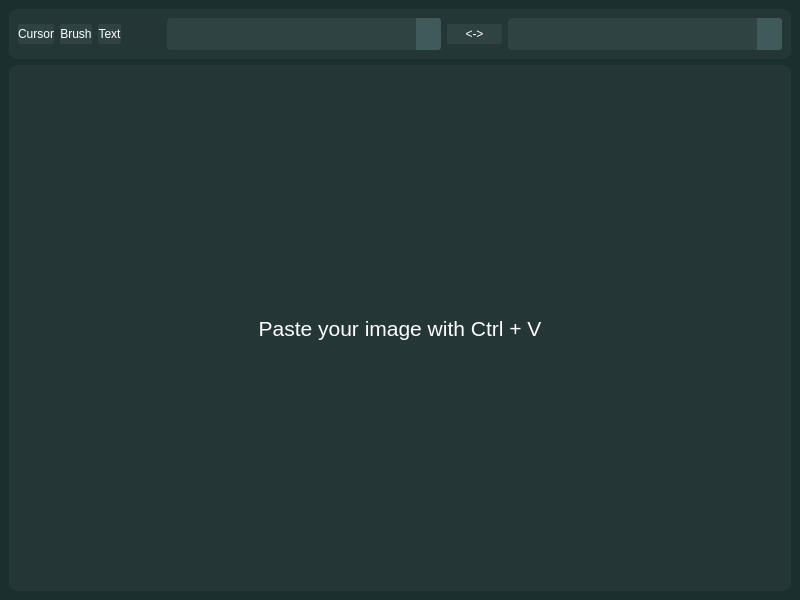
Before: the Qt Designer form fit.ui in setbe/fast-image-translate, drawn with Qt 5.
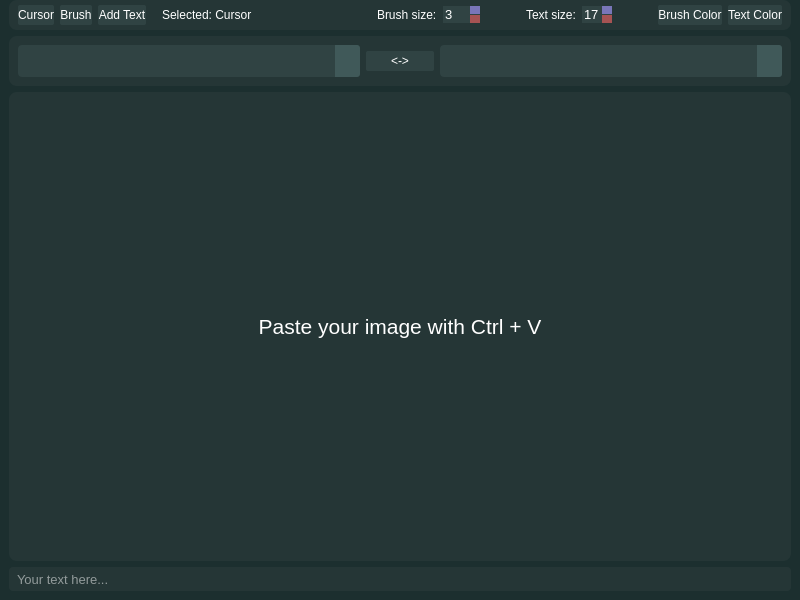
After: the same form once the commit is applied.

Commit message: translanting, whole GUI

```diff
--- a/fit.ui
+++ b/fit.ui
@@ -10,6 +10,12 @@
     <height>600</height>
    </rect>
   </property>
+  <property name="minimumSize">
+   <size>
+    <width>0</width>
+    <height>0</height>
+   </size>
+  </property>
   <property name="windowTitle">
    <string>FIT - Fast Image Translate</string>
   </property>
@@ -67,16 +73,48 @@
 
 QLabel {
 	color: white;
-}</string>
+}
+
+QSpinBox {
+	background: #304343;
+	color: white;
+	border: 0px;
+}
+
+QSpinBox::up-button {
+	background: #7976B8;
+	color: white;
+	border: 0px;
+	width: 10px;
+}
+
+QSpinBox::down-button {
+	background: #A65353;
+	color: white;
+	border: 0px;
+	width: 10px;
+}
+
+QLineEdit {
+	background: #253636;
+	color: white;
+	padding-left: 6px;
+	border-radius: 4px;
+	border: 0px;
+}
+</string>
   </property>
   <widget class="QWidget" name="centralwidget">
    <layout class="QVBoxLayout" name="verticalLayout">
+    <property name="topMargin">
+     <number>0</number>
+    </property>
     <item>
-     <widget class="QFrame" name="frame_2">
+     <widget class="QFrame" name="frame_4">
       <property name="maximumSize">
        <size>
         <width>16777215</width>
-        <height>50</height>
+        <height>30</height>
        </size>
       </property>
       <property name="frameShape">
@@ -85,7 +123,13 @@
       <property name="frameShadow">
        <enum>QFrame::Raised</enum>
       </property>
-      <layout class="QHBoxLayout" name="horizontalLayout" stretch="0,0,5,1,5">
+      <layout class="QHBoxLayout" name="horizontalLayout_3">
+       <property name="topMargin">
+        <number>0</number>
+       </property>
+       <property name="bottomMargin">
+        <number>0</number>
+       </property>
        <item>
         <widget class="QFrame" name="frame_3">
          <property name="maximumSize">
@@ -130,18 +174,82 @@
           <item>
            <widget class="QPushButton" name="btn_text">
             <property name="text">
-             <string>Text</string>
+             <string>Add Text</string>
             </property>
            </widget>
           </item>
          </layout>
         </widget>
        </item>
+       <item>
+        <spacer name="horizontalSpacer_4">
+         <property name="orientation">
+          <enum>Qt::Horizontal</enum>
+         </property>
+         <property name="sizeType">
+          <enum>QSizePolicy::Fixed</enum>
+         </property>
+         <property name="sizeHint" stdset="0">
+          <size>
+           <width>10</width>
+           <height>20</height>
+          </size>
+         </property>
+        </spacer>
+       </item>
+       <item>
+        <widget class="QLabel" name="label_tool">
+         <property name="text">
+          <string>Selected: Cursor</string>
+         </property>
+        </widget>
+       </item>
+       <item>
+        <spacer name="horizontalSpacer_2">
+         <property name="orientation">
+          <enum>Qt::Horizontal</enum>
+         </property>
+         <property name="sizeHint" stdset="0">
+          <size>
+           <width>40</width>
+           <height>20</height>
+          </size>
+         </property>
+        </spacer>
+       </item>
+       <item>
+        <widget class="QLabel" name="label_2">
+         <property name="text">
+          <string>Brush size:</string>
+         </property>
+        </widget>
+       </item>
+       <item>
+        <widget class="QSpinBox" name="brush_size">
+         <property name="font">
+          <font>
+           <pointsize>10</pointsize>
+          </font>
+         </property>
+         <property name="minimum">
+          <number>1</number>
+         </property>
+         <property name="maximum">
+          <number>100</number>
+         </property>
+         <property name="value">
+          <number>3</number>
+         </property>
+        </widget>
+       </item>
        <item>
         <spacer name="horizontalSpacer">
          <property name="orientation">
           <enum>Qt::Horizontal</enum>
          </property>
+         <property name="sizeType">
+          <enum>QSizePolicy::Fixed</enum>
+         </property>
          <property name="sizeHint" stdset="0">
           <size>
            <width>40</width>
@@ -150,6 +258,79 @@
          </property>
         </spacer>
        </item>
+       <item>
+        <widget class="QLabel" name="label_3">
+         <property name="text">
+          <string>Text size:</string>
+         </property>
+        </widget>
+       </item>
+       <item>
+        <widget class="QSpinBox" name="text_size">
+         <property name="font">
+          <font>
+           <pointsize>10</pointsize>
+          </font>
+         </property>
+         <property name="minimum">
+          <number>8</number>
+         </property>
+         <property name="maximum">
+          <number>80</number>
+         </property>
+         <property name="value">
+          <number>17</number>
+         </property>
+        </widget>
+       </item>
+       <item>
+        <spacer name="horizontalSpacer_3">
+         <property name="orientation">
+          <enum>Qt::Horizontal</enum>
+         </property>
+         <property name="sizeType">
+          <enum>QSizePolicy::Fixed</enum>
+         </property>
+         <property name="sizeHint" stdset="0">
+          <size>
+           <width>40</width>
+           <height>20</height>
+          </size>
+         </property>
+        </spacer>
+       </item>
+       <item>
+        <widget class="QPushButton" name="brush_color">
+         <property name="text">
+          <string>Brush Color</string>
+         </property>
+        </widget>
+       </item>
+       <item>
+        <widget class="QPushButton" name="text_color">
+         <property name="text">
+          <string>Text Color</string>
+         </property>
+        </widget>
+       </item>
+      </layout>
+     </widget>
+    </item>
+    <item>
+     <widget class="QFrame" name="frame_2">
+      <property name="maximumSize">
+       <size>
+        <width>16777215</width>
+        <height>50</height>
+       </size>
+      </property>
+      <property name="frameShape">
+       <enum>QFrame::StyledPanel</enum>
+      </property>
+      <property name="frameShadow">
+       <enum>QFrame::Raised</enum>
+      </property>
+      <layout class="QHBoxLayout" name="horizontalLayout" stretch="5,1,5">
        <item>
         <widget class="QComboBox" name="lang_from">
          <property name="font">
@@ -208,6 +389,30 @@
       </layout>
      </widget>
     </item>
+    <item>
+     <widget class="QLineEdit" name="line_edit">
+      <property name="sizePolicy">
+       <sizepolicy hsizetype="Expanding" vsizetype="Fixed">
+        <horstretch>0</horstretch>
+        <verstretch>0</verstretch>
+       </sizepolicy>
+      </property>
+      <property name="minimumSize">
+       <size>
+        <width>0</width>
+        <height>24</height>
+       </size>
+      </property>
+      <property name="font">
+       <font>
+        <pointsize>10</pointsize>
+       </font>
+      </property>
+      <property name="placeholderText">
+       <string>Your text here...</string>
+      </property>
+     </widget>
+    </item>
    </layout>
   </widget>
  </widget>
```
The commit also changes 4 other files.
